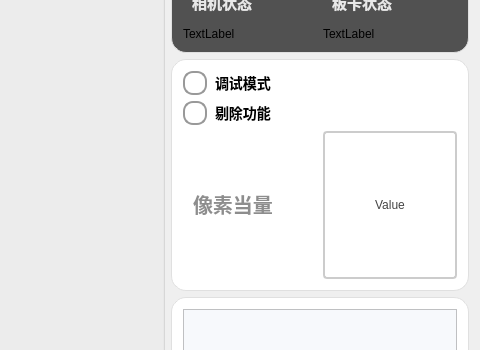
First picture: the form in XiuWenZhiZHuShouSolution/ui/XiuWenZhiZHuShou.ui, repository WIND-ROAD-RUN/XiuWenZhiZhuShou, before the edit; both pictures show x 554 to 1034 and y 108 to 458 of the 1034 by 885 pixel window.
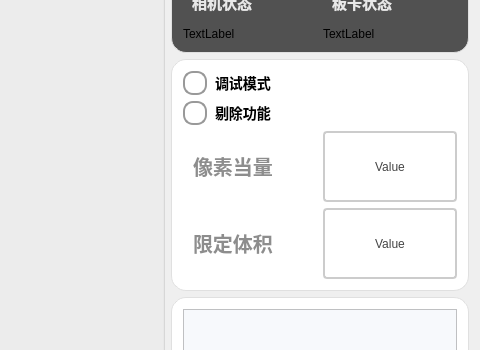
Second picture: the form after the edit. Icons and pictures are not drawn.

Commit message: 增加了检测结果大于设定的体积才会发送信息

What changed in the file:
```diff
--- a/XiuWenZhiZHuShouSolution/ui/XiuWenZhiZHuShou.ui
+++ b/XiuWenZhiZHuShouSolution/ui/XiuWenZhiZHuShou.ui
@@ -233,7 +233,7 @@
           <property name="title">
            <string/>
           </property>
-          <layout class="QVBoxLayout" name="verticalLayout" stretch="1,1,1">
+          <layout class="QVBoxLayout" name="verticalLayout" stretch="1,1,1,1">
            <item>
             <layout class="QHBoxLayout" name="horizontalLayout_4">
              <item>
@@ -430,6 +430,58 @@
              </item>
             </layout>
            </item>
+           <item>
+            <layout class="QHBoxLayout" name="hLayout_remove_3">
+             <item>
+              <widget class="QLabel" name="label_2">
+               <property name="styleSheet">
+                <string notr="true">QLabel {
+       font-size: 20px;        
+       font-weight: bold;        
+       color:  rgb(141, 141, 141);       
+       padding: 5px 5px;     
+       border-bottom: 2px solid #cccccc; 
+    }</string>
+               </property>
+               <property name="text">
+                <string>限定体积</string>
+               </property>
+              </widget>
+             </item>
+             <item>
+              <widget class="QPushButton" name="btn_xiandingtiji">
+               <property name="sizePolicy">
+                <sizepolicy hsizetype="Minimum" vsizetype="Minimum">
+                 <horstretch>0</horstretch>
+                 <verstretch>0</verstretch>
+                </sizepolicy>
+               </property>
+               <property name="styleSheet">
+                <string notr="true">QPushButton {
+    padding: 6px 14px;
+    border: 2px solid #CCC;
+    border-radius: 4px;
+    background-color: white;
+    color: #444;
+}
+
+QPushButton:hover {
+    border-color: #999;
+    background-color: #F5F5F5;
+}
+
+QPushButton:pressed {
+    border-color: #777;
+    background-color: #EEE;
+}</string>
+               </property>
+               <property name="text">
+                <string>Value</string>
+               </property>
+              </widget>
+             </item>
+            </layout>
+           </item>
           </layout>
          </widget>
         </item>
```
The commit also changes 5 other files.
